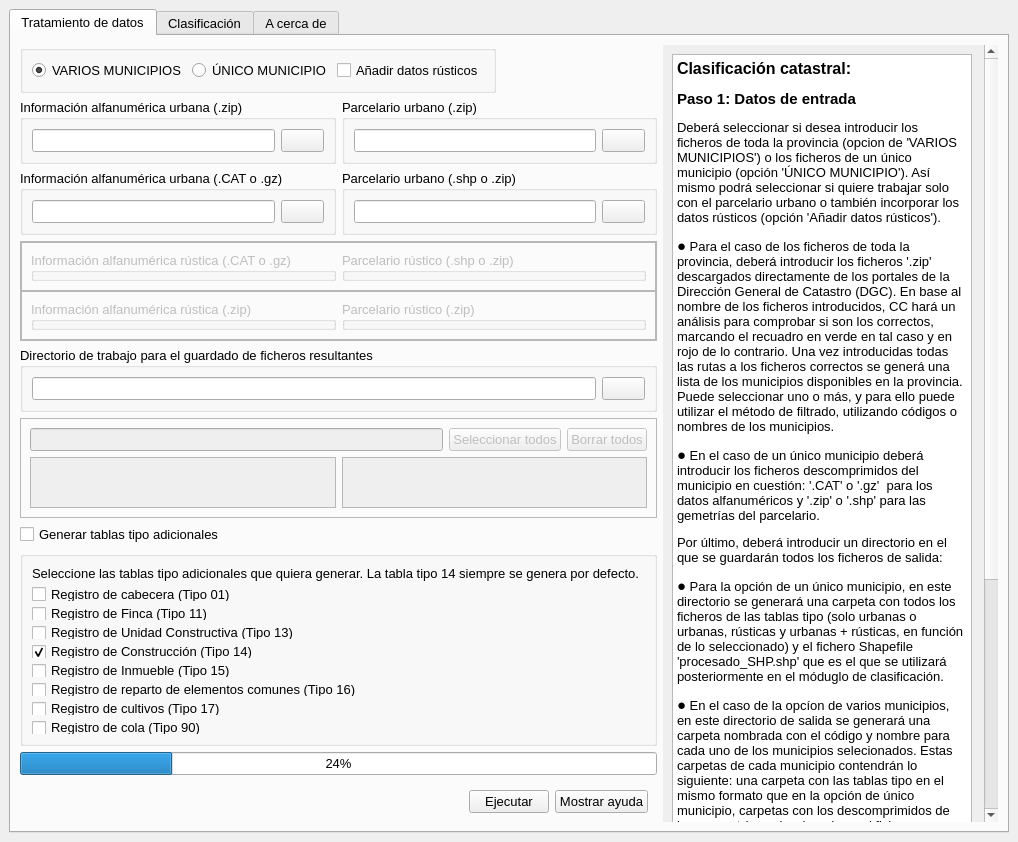
Above: cadastral_classifier_dialog_base.ui from TransUrban-UAH/Cadastral_Classifier before the change. Below: the same form after it.
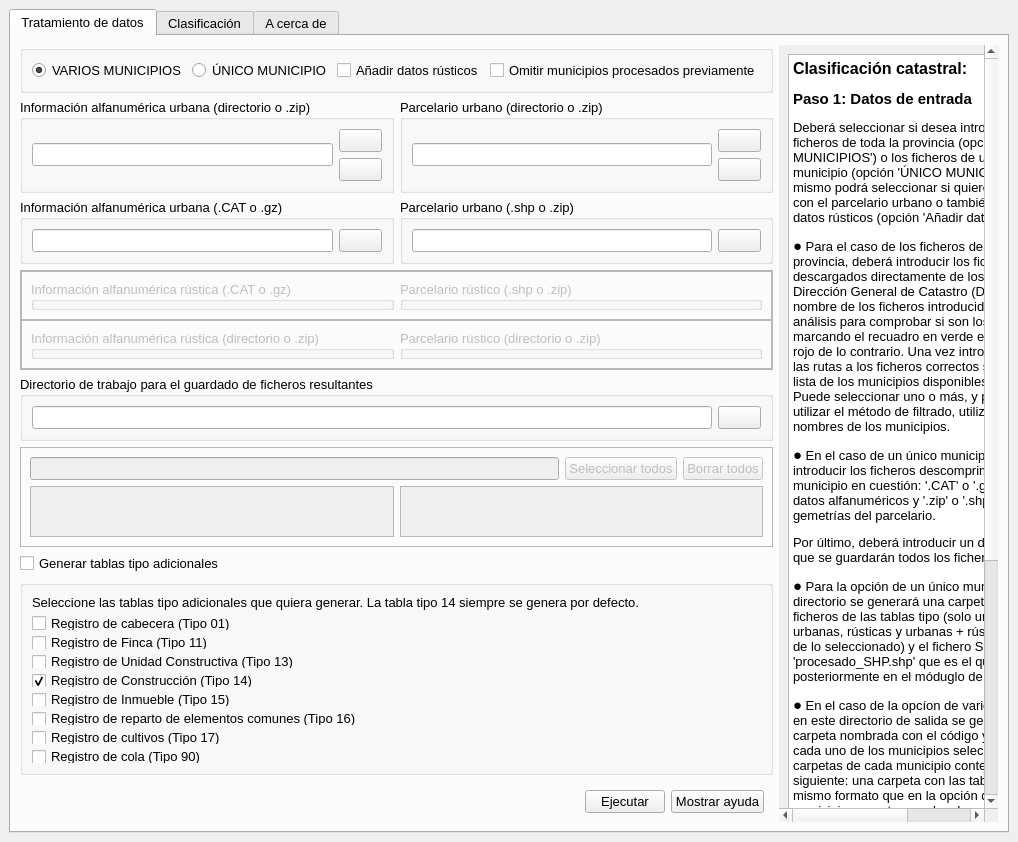
That is the form after the change. The open tabs and pages were chosen to show the change.

Diff of the .ui file:
```diff
--- a/cadastral_classifier_dialog_base.ui
+++ b/cadastral_classifier_dialog_base.ui
@@ -151,6 +151,13 @@
                </property>
               </widget>
              </item>
+             <item>
+              <widget class="QCheckBox" name="Option_omit_previous">
+               <property name="text">
+                <string>Omitir municipios procesados previamente</string>
+               </property>
+              </widget>
+             </item>
             </layout>
            </widget>
           </item>
@@ -177,7 +184,7 @@
                 </font>
                </property>
                <property name="title">
-                <string>Información alfanumérica urbana (.zip)</string>
+                <string>Información alfanumérica urbana (directorio o .zip)</string>
                </property>
                <property name="flat">
                 <bool>true</bool>
@@ -187,6 +194,8 @@
                  <widget class="QLineEdit" name="dir_cat_urb_multi"/>
                 </item>
                 <item>
+                 <layout class="QVBoxLayout" name="verticalLayout_57">
+                  <item>
                  <widget class="QPushButton" name="button_cat_urb_multi">
                   <property name="cursor">
                    <cursorShape>PointingHandCursor</cursorShape>
@@ -202,6 +211,24 @@
                   </property>
                  </widget>
                 </item>
+                  <item>
+                   <widget class="QPushButton" name="button_cat_urb_multi_directory">
+                    <property name="cursor">
+                     <cursorShape>PointingHandCursor</cursorShape>
+                    </property>
+                    <property name="text">
+                     <string/>
+                    </property>
+                    <property name="iconSize">
+                     <size>
+                      <width>20</width>
+                      <height>20</height>
+                     </size>
+                    </property>
+                   </widget>
+                  </item>
+                 </layout>
+                </item>
                </layout>
               </widget>
              </item>
@@ -214,13 +241,15 @@
                 </sizepolicy>
                </property>
                <property name="title">
-                <string>Parcelario urbano (.zip)</string>
+                <string>Parcelario urbano (directorio o .zip)</string>
                </property>
                <layout class="QHBoxLayout" name="horizontalLayout_14">
                 <item>
                  <widget class="QLineEdit" name="dir_shp_urb_multi"/>
                 </item>
                 <item>
+                 <layout class="QVBoxLayout" name="verticalLayout_58">
+                  <item>
                  <widget class="QPushButton" name="button_shp_urb_multi">
                   <property name="cursor">
                    <cursorShape>PointingHandCursor</cursorShape>
@@ -236,6 +265,24 @@
                   </property>
                  </widget>
                 </item>
+                  <item>
+                   <widget class="QPushButton" name="button_shp_urb_multi_directory">
+                    <property name="cursor">
+                     <cursorShape>PointingHandCursor</cursorShape>
+                    </property>
+                    <property name="text">
+                     <string/>
+                    </property>
+                    <property name="iconSize">
+                     <size>
+                      <width>20</width>
+                      <height>20</height>
+                     </size>
+                    </property>
+                   </widget>
+                  </item>
+                 </layout>
+                </item>
                </layout>
               </widget>
              </item>
@@ -470,7 +517,7 @@
                    <enum>Qt::NoFocus</enum>
                   </property>
                   <property name="title">
-                   <string>Información alfanumérica rústica (.zip)</string>
+                   <string>Información alfanumérica rústica (directorio o .zip)</string>
                   </property>
                   <property name="flat">
                    <bool>true</bool>
@@ -480,6 +527,8 @@
                     <widget class="QLineEdit" name="dir_cat_rust_multi"/>
                    </item>
                    <item>
+                    <layout class="QVBoxLayout" name="verticalLayout_59">
+                     <item>
                     <widget class="QPushButton" name="button_cat_rust_multi">
                      <property name="cursor">
                       <cursorShape>PointingHandCursor</cursorShape>
@@ -495,6 +544,24 @@
                      </property>
                     </widget>
                    </item>
+                     <item>
+                      <widget class="QPushButton" name="button_cat_rust_multi_directory">
+                       <property name="cursor">
+                        <cursorShape>PointingHandCursor</cursorShape>
+                       </property>
+                       <property name="text">
+                        <string/>
+                       </property>
+                       <property name="iconSize">
+                        <size>
+                         <width>20</width>
+                         <height>20</height>
+                        </size>
+                       </property>
+                      </widget>
+                     </item>
+                    </layout>
+                   </item>
                   </layout>
                  </widget>
                 </item>
@@ -510,13 +577,15 @@
                    </sizepolicy>
                   </property>
                   <property name="title">
-                   <string>Parcelario rústico (.zip)</string>
+                   <string>Parcelario rústico (directorio o .zip)</string>
                   </property>
                   <layout class="QHBoxLayout" name="horizontalLayout_27">
                    <item>
                     <widget class="QLineEdit" name="dir_shp_rust_multi"/>
                    </item>
                    <item>
+                    <layout class="QVBoxLayout" name="verticalLayout_60">
+                     <item>
                     <widget class="QPushButton" name="button_shp_rust_multi">
                      <property name="cursor">
                       <cursorShape>PointingHandCursor</cursorShape>
@@ -532,6 +601,24 @@
                      </property>
                     </widget>
                    </item>
+                     <item>
+                      <widget class="QPushButton" name="button_shp_rust_multi_directory">
+                       <property name="cursor">
+                        <cursorShape>PointingHandCursor</cursorShape>
+                       </property>
+                       <property name="text">
+                        <string/>
+                       </property>
+                       <property name="iconSize">
+                        <size>
+                         <width>20</width>
+                         <height>20</height>
+                        </size>
+                       </property>
+                      </widget>
+                     </item>
+                    </layout>
+                   </item>
                   </layout>
                  </widget>
                 </item>
@@ -794,13 +881,6 @@
             </property>
            </spacer>
           </item>
-          <item>
-           <widget class="QProgressBar" name="ProgressBar_Edif">
-            <property name="value">
-             <number>24</number>
-            </property>
-           </widget>
-          </item>
           <item>
            <widget class="QFrame" name="Exetucion_buttons_1">
             <layout class="QHBoxLayout" name="horizontalLayout_21">
@@ -869,7 +949,7 @@
            <property name="geometry">
             <rect>
              <x>0</x>
-             <y>-365</y>
+             <y>0</y>
              <width>318</width>
              <height>1118</height>
             </rect>
```
Left out of the diff: 166 changed lines with no effect on the pictures. Lines whose indentation alone changed are shown as unchanged.
